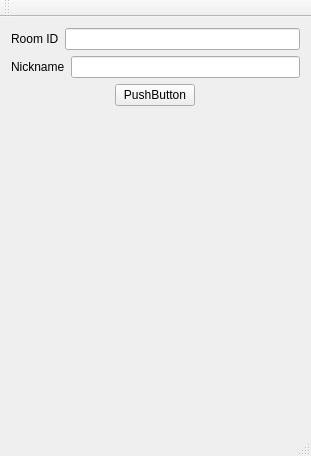
First picture: the form in DevMashMafia/mainwindow.ui, repository DzyubSpirit/DevMashMafiaQt, before the edit.
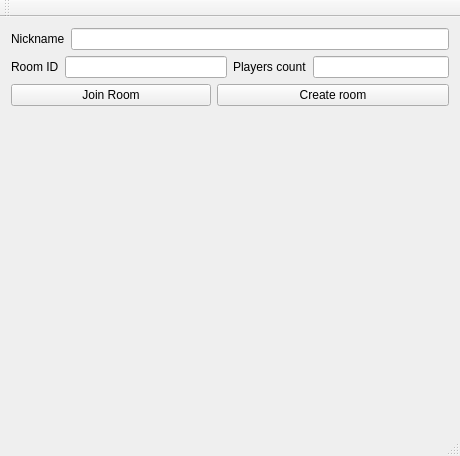
Second picture: the form after the edit.

Commit message: Added creating and joining the room

```diff
--- a/DevMashMafia/mainwindow.ui
+++ b/DevMashMafia/mainwindow.ui
@@ -6,7 +6,7 @@
    <rect>
     <x>0</x>
     <y>0</y>
-    <width>311</width>
+    <width>460</width>
     <height>456</height>
    </rect>
   </property>
@@ -15,20 +15,6 @@
   </property>
   <widget class="QWidget" name="centralWidget">
    <layout class="QVBoxLayout" name="verticalLayout">
-    <item>
-     <layout class="QHBoxLayout" name="horizontalLayout_2">
-      <item>
-       <widget class="QLabel" name="label_2">
-        <property name="text">
-         <string>Room ID</string>
-        </property>
-       </widget>
-      </item>
-      <item>
-       <widget class="QLineEdit" name="lineEdit_2"/>
-      </item>
-     </layout>
-    </item>
     <item>
      <layout class="QHBoxLayout" name="horizontalLayout">
       <item>
@@ -43,7 +29,41 @@
       </item>
      </layout>
     </item>
-    <item alignment="Qt::AlignHCenter">
+    <item>
+     <layout class="QHBoxLayout" name="horizontalLayout_4">
+      <item>
+       <layout class="QHBoxLayout" name="horizontalLayout_2">
+        <item>
+         <widget class="QLabel" name="label_2">
+          <property name="text">
+           <string>Room ID</string>
+          </property>
+         </widget>
+        </item>
+        <item>
+         <widget class="QLineEdit" name="lineEdit_2"/>
+        </item>
+       </layout>
+      </item>
+      <item>
+       <layout class="QHBoxLayout" name="horizontalLayout_3">
+        <item>
+         <widget class="QLabel" name="label_3">
+          <property name="text">
+           <string>Players count</string>
+          </property>
+         </widget>
+        </item>
+        <item>
+         <widget class="QLineEdit" name="lineEdit_3"/>
+        </item>
+       </layout>
+      </item>
+     </layout>
+    </item>
+    <item>
+     <layout class="QHBoxLayout" name="horizontalLayout_5">
+      <item>
      <widget class="QPushButton" name="pushButton">
       <property name="maximumSize">
        <size>
@@ -52,9 +72,18 @@
        </size>
       </property>
       <property name="text">
-       <string>PushButton</string>
-      </property>
-     </widget>
+         <string>Join Room</string>
+        </property>
+       </widget>
+      </item>
+      <item>
+       <widget class="QPushButton" name="pushButton_2">
+        <property name="text">
+         <string>Create room</string>
+        </property>
+       </widget>
+      </item>
+     </layout>
     </item>
     <item>
      <spacer name="verticalSpacer">
```
Left out of the diff: 2 changed lines with no effect on the pictures. Lines whose indentation alone changed are shown as unchanged. The commit also changes 4 other files.
